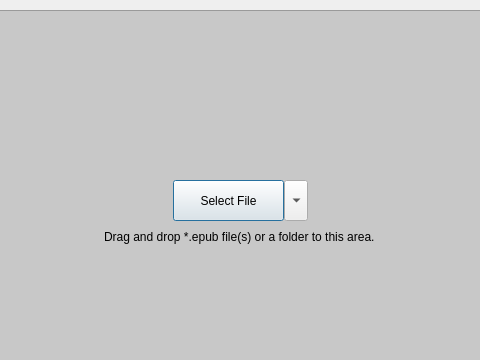
The window that EPub-Extractor/filepickerwidget.ui (Eric-NZ/EPub-Extractor) describes before a commit, drawn with Qt 5; both pictures show x 136 to 616 and y 0 to 360 of the 780 by 450 pixel window.
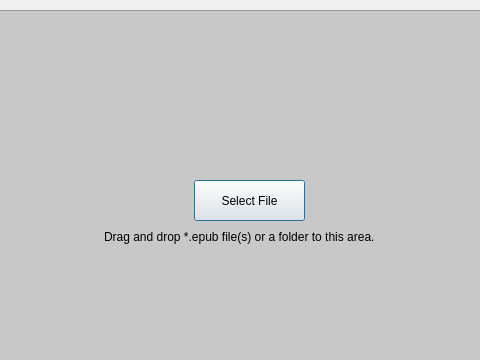
The same window after the commit.

Commit message: added menu to file picker button

```diff
--- a/EPub-Extractor/filepickerwidget.ui
+++ b/EPub-Extractor/filepickerwidget.ui
@@ -29,37 +29,10 @@
     <string>Drag and drop *.epub file(s) or a folder to this area.</string>
    </property>
   </widget>
-  <widget class="QComboBox" name="comboOptions">
-   <property name="geometry">
-    <rect>
-     <x>420</x>
-     <y>180</y>
-     <width>24</width>
-     <height>41</height>
-    </rect>
-   </property>
-   <property name="maximumSize">
-    <size>
-     <width>24</width>
-     <height>16777215</height>
-    </size>
-   </property>
-   <property name="font">
-    <font>
-     <pointsize>8</pointsize>
-    </font>
-   </property>
-   <property name="iconSize">
-    <size>
-     <width>16</width>
-     <height>16</height>
-    </size>
-   </property>
-  </widget>
   <widget class="QPushButton" name="buttonSelectFile">
    <property name="geometry">
     <rect>
-     <x>309</x>
+     <x>330</x>
      <y>180</y>
      <width>111</width>
      <height>41</height>
```
Left out of the diff: 1 changed line with no effect on the pictures. The commit also changes 2 other files.
